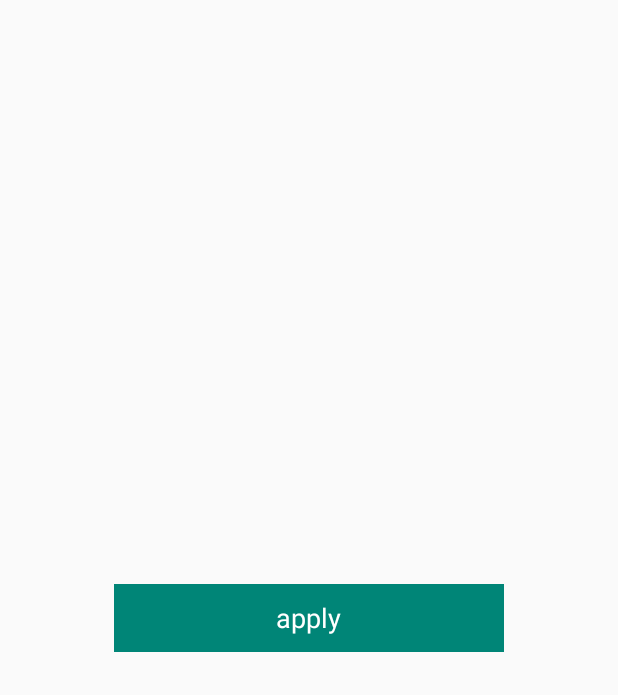
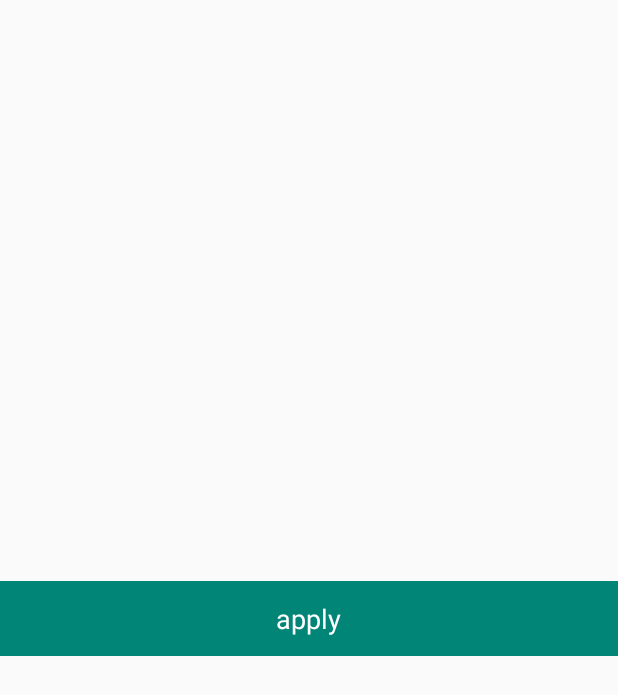
Before and after one commit to qfxl/LoadingButton, an Android app: the layout activity_main.xml on its own in the app's theme, with its tools: preview values and no code run, on a phone screen of 412 x 824 dp. Shown: the top 695 px of the screen. Run offline under Robolectric (Android 15) with nearby library versions, the phone set to English and light mode, and no system bars.

Commit message:
完善api

```diff
--- a/app/src/main/java/com/github/sample/MainActivity.kt
+++ b/app/src/main/java/com/github/sample/MainActivity.kt
@@ -3,6 +3,7 @@ package com.github.sample
 import androidx.appcompat.app.AppCompatActivity
 import android.os.Bundle
 import android.os.Handler
+import android.util.Log
 import android.widget.Toast
 import com.github.loadingbutton.LoadingButton
 import kotlinx.android.synthetic.main.activity_main.*
@@ -13,6 +14,7 @@ class MainActivity : AppCompatActivity() {
         super.onCreate(savedInstanceState)
         setContentView(R.layout.activity_main)
         btn_loading.setButtonClickListener {
+            Log.i("qfxl","click me")
             Handler().postDelayed({
                 Toast.makeText(this, "operate failed", Toast.LENGTH_SHORT).show()
                 btn_loading.state = LoadingButton.STATE.NORMAL
--- a/app/src/main/res/layout/activity_main.xml
+++ b/app/src/main/res/layout/activity_main.xml
@@ -8,12 +8,14 @@
 
     <com.github.loadingbutton.LoadingButton
         android:id="@+id/btn_loading"
-        android:layout_width="260dp"
-        android:layout_height="45dp"
+        android:layout_width="match_parent"
+        android:layout_height="50dp"
         app:text="apply"
         app:textSize="18"
         app:textColor="#ffffff"
-        app:loadingText="applying..."
+        app:loadingText="loading..."
+        app:pressAlpha="0.5"
+        app:loadingTextColor="#ff9900"
         android:background="@drawable/sl_touch_primary_bg"
         app:layout_constraintBottom_toBottomOf="parent"
         app:layout_constraintLeft_toLeftOf="parent"
--- a/library/src/main/java/com/github/loadingbutton/LoadingButton.kt
+++ b/library/src/main/java/com/github/loadingbutton/LoadingButton.kt
@@ -8,7 +8,6 @@ import android.view.LayoutInflater
 import android.view.View
 import android.widget.LinearLayout
 import android.widget.TextView
-
 
 
 class LoadingButton @JvmOverloads constructor(
@@ -25,34 +24,27 @@ class LoadingButton @JvmOverloads constructor(
      */
     private var buttonText: String? = null
     /**
-     * button textSize
-     */
-    private var buttonTextSize: Float? = null
-    /**
      * button loading text
      */
     private var loadingText: String? = null
+    /**
+     * button loading textColor
+     */
+    private var loadingTextColor: Int? = null
     /**
      * button textColor
      */
     private var buttonTextColor: Int? = null
     /**
+     * press alpha
+     */
+    private var pressAlpha = 0.7f
+    /**
      * button textView
      */
     private val innerTextView by lazy {
         TextView(context).apply {
-            buttonText?.let { s ->
-                text = s
-            }
-
-            buttonTextColor?.let { color ->
-                setTextColor(color)
-            }
-
-            buttonTextSize?.let { size ->
-                textSize = size
-            }
-            id = View.generateViewId()
+            id = generateViewId()
         }
     }
 
@@ -62,19 +54,20 @@ class LoadingButton @JvmOverloads constructor(
             field = value
             when (value) {
                 STATE.NORMAL -> {
-                    alpha = 1f
-                    loadingLayout?.visibility = View.GONE
-                    isEnabled = true
-                    loadingText?.run {
-                        innerTextView.text = buttonText
-                    }
+                    resetState()
                 }
                 STATE.LOADING -> {
-                    loadingLayout?.visibility = View.VISIBLE
-                    alpha = 0.7f
+                    loadingLayout?.visibility = VISIBLE
+                    alpha = pressAlpha
+                    innerTextView.alpha = pressAlpha
                     isEnabled = false
-                    loadingText?.let { s ->
-                        innerTextView.text = s
+                    if (loadingText != null) {
+                        innerTextView.text = loadingText
+                        loadingTextColor?.let { color ->
+                            innerTextView.setTextColor(color)
+                        }
+                    } else {
+                        innerTextView.visibility = GONE
                     }
                 }
             }
@@ -84,19 +77,15 @@ class LoadingButton @JvmOverloads constructor(
         orientation = HORIZONTAL
         gravity = Gravity.CENTER
         context.obtainStyledAttributes(attr, R.styleable.LoadingButton).apply {
-            innerTextView.apply {
-                textSize = getFloat(R.styleable.LoadingButton_textSize, 14f)
-                setTextColor(
-                    getColor(
-                        R.styleable.LoadingButton_textColor,
-                        Color.parseColor("#666666")
-                    )
-                )
-                buttonText = getString(R.styleable.LoadingButton_text)
-                text = buttonText
-                loadingText = getString(R.styleable.LoadingButton_loadingText)
-            }
-
+            buttonText = getString(R.styleable.LoadingButton_text)
+            buttonTextColor = getColor(
+                R.styleable.LoadingButton_textColor,
+                Color.parseColor("#666666")
+            )
+            loadingText = getString(R.styleable.LoadingButton_loadingText)
+            loadingTextColor =
+                getColor(R.styleable.LoadingButton_loadingTextColor, Color.parseColor("#666666"))
+            pressAlpha = getFloat(R.styleable.LoadingButton_pressAlpha, 0.7f)
             val loadingLayoutId =
                 getResourceId(
                     R.styleable.LoadingButton_loadingLayout,
@@ -104,7 +93,14 @@ class LoadingButton @JvmOverloads constructor(
                 )
             loadingLayout =
                 LayoutInflater.from(context).inflate(loadingLayoutId, this@LoadingButton, false)
-            loadingLayout?.id = View.generateViewId()
+            loadingLayout?.id = generateViewId()
+            innerTextView.apply {
+                textSize = getFloat(R.styleable.LoadingButton_textSize, 14f)
+                buttonTextColor?.let { color ->
+                    setTextColor(color)
+                }
+                text = buttonText
+            }
             recycle()
         }
 
@@ -126,4 +122,20 @@ class LoadingButton @JvmOverloads constructor(
         LOADING,
         NORMAL
     }
+
+    /**
+     * reset inner state
+     */
+    private fun resetState() {
+        alpha = 1f
+        innerTextView.alpha = 1f
+        innerTextView.visibility = VISIBLE
+        buttonTextColor?.let { color ->
+            innerTextView.setTextColor(color)
+        }
+        loadingLayout?.visibility = GONE
+        isEnabled = true
+        innerTextView.text = buttonText
+    }
+
 }
--- a/library/src/main/res/values/loading_button_attrs.xml
+++ b/library/src/main/res/values/loading_button_attrs.xml
@@ -6,5 +6,7 @@
         <attr name="textColor" format="color|reference" />
         <attr name="loadingText" format="string|reference" />
         <attr name="loadingLayout" format="reference" />
+        <attr name="pressAlpha" format="float" />
+        <attr name="loadingTextColor" format="color|reference" />
     </declare-styleable>
 </resources>
```
